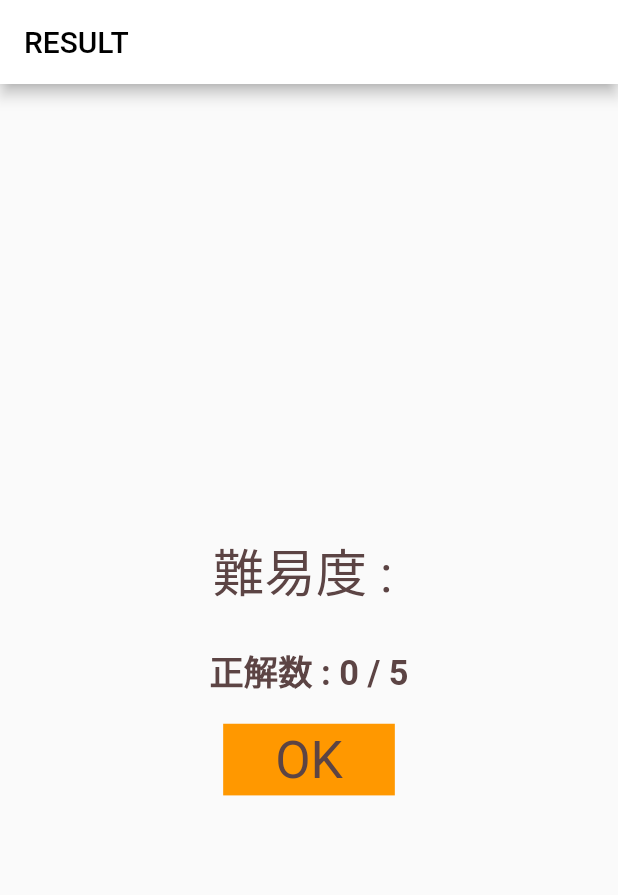
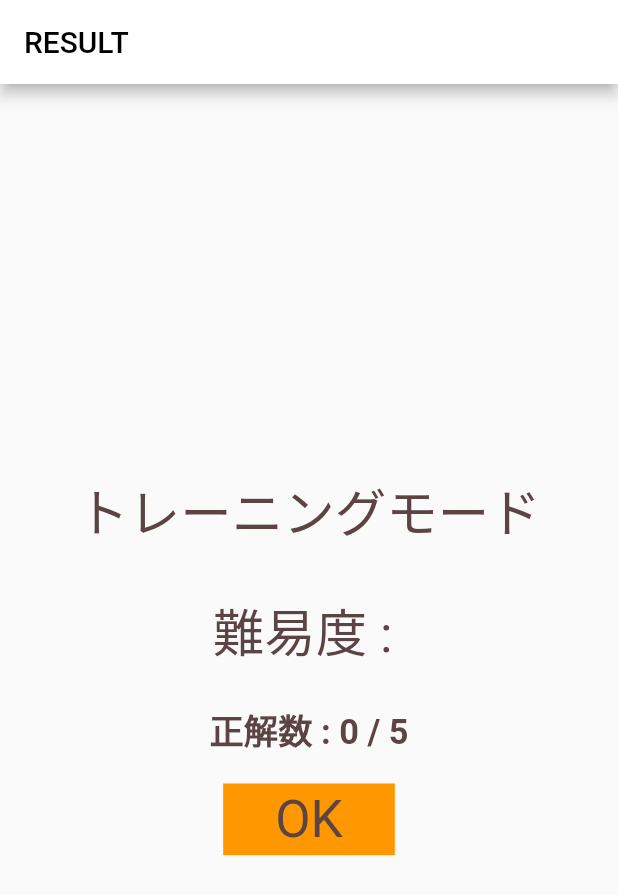
Before and after one commit to solevin/font-quiz, a Flutter app: the ResultPage screen opened by its route, on a phone screen of 412 x 824 dp. Shown: the top 895 px of the screen. Run offline on Flutter 3.47's test engine with Material 2 defaults, Android fonts, the phone set to English and light mode, and no system bars; our stand-ins replace flutter_screenutil, flutter_staggered_animations, go_router, google_fonts, hooks_riverpod, sqflite; accounts and stored records are empty.

Commit message:
#17: エンドレスモードの実装

```diff
--- a/lib/ui/play/play_page_reverse.dart
+++ b/lib/ui/play/play_page_reverse.dart
@@ -63,7 +63,7 @@ class ReversePage extends StatelessWidget {
                               child: Text(
                                 '${model.correctNum} / ${model.questionNum}',
                                 style: TextStyle(
-                                  fontSize: 20.sp,
+                                  fontSize: 30.sp,
                                   color: textColor,
                                 ),
                               ),
@@ -336,7 +336,7 @@ class ReversePage extends StatelessWidget {
                     ),
                   ],
                 ),
-                OK(context, model),
+                nextQuestion(context, model),
               ],
             );
           },
--- a/lib/ui/play/play_setting_view.dart
+++ b/lib/ui/play/play_setting_view.dart
@@ -10,6 +10,7 @@ class SettingViewModel with ChangeNotifier {
   int correct = 0;
   int ansIndex = 0;
   int correctIndex = 0;
+  int errorNum = 0;
   bool reverse = false;
   bool endless = false;
   bool circle = false;
@@ -21,6 +22,7 @@ class SettingViewModel with ChangeNotifier {
     difficulty = '';
     questionNum = 5;
     correctNum = 0;
+    errorNum = 0;
     no = 1;
     reflesh();
   }
--- a/lib/ui/play/result_page.dart
+++ b/lib/ui/play/result_page.dart
@@ -10,6 +10,11 @@ class ResultPage extends StatelessWidget {
   @override
   Widget build(BuildContext context) {
     const textColor = Color(0xFF5C4444);
+    final modeText =
+        context.read<SettingViewModel>().endless ? 'エンドレスモード' : 'トレーニングモード';
+    final result = context.read<SettingViewModel>().endless
+        ? '${context.read<SettingViewModel>().correctNum}'
+        : '${context.read<SettingViewModel>().correctNum} / ${context.read<SettingViewModel>().questionNum}';
     return Scaffold(
       appBar: AppBar(
         title: const Text('RESULT'),
@@ -18,6 +23,16 @@ class ResultPage extends StatelessWidget {
       body: Column(
         mainAxisAlignment: MainAxisAlignment.center,
         children: [
+          Padding(
+            padding: EdgeInsets.all(12.h),
+            child: Text(
+              modeText,
+              style: TextStyle(
+                fontSize: 30.sp,
+                color: textColor,
+              ),
+            ),
+          ),
           Padding(
             padding: EdgeInsets.all(12.h),
             child: Text(
@@ -32,7 +47,7 @@ class ResultPage extends StatelessWidget {
             padding: EdgeInsets.all(8.h),
             child: Center(
               child: Text(
-                '正解数 : ${context.read<SettingViewModel>().correctNum} / ${context.read<SettingViewModel>().questionNum}',
+                '正解数 : $result',
                 style: TextStyle(
                   fontSize: 20.sp,
                   fontWeight: FontWeight.w700,
```
Also changed, not shown: lib/ui/play/play_page.dart (+22 -9 lines).
